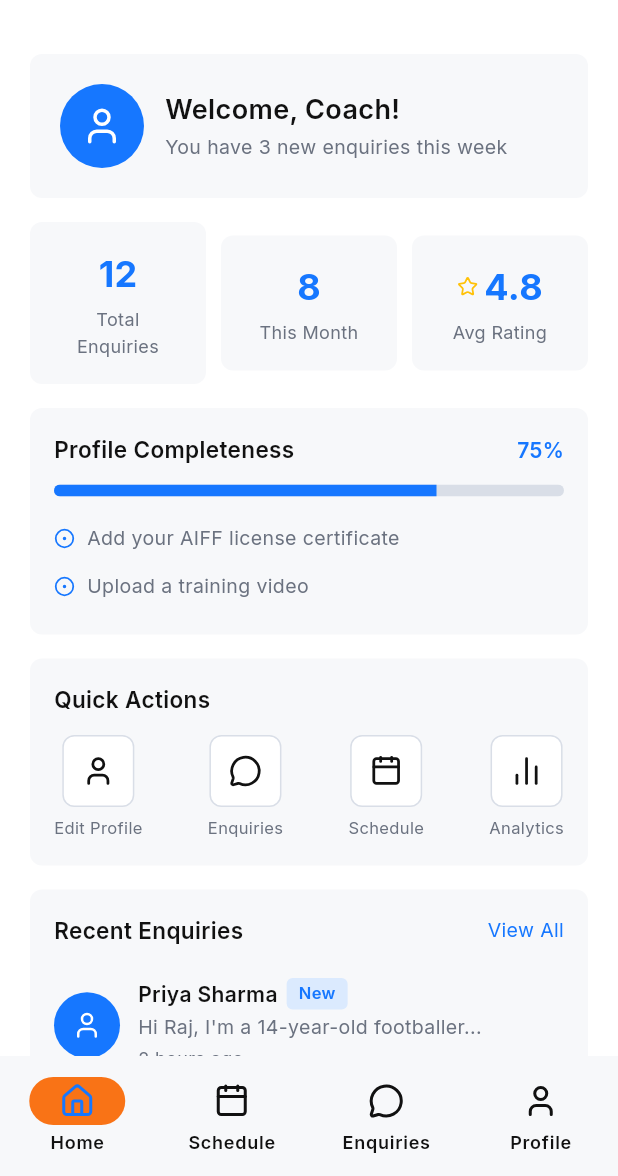
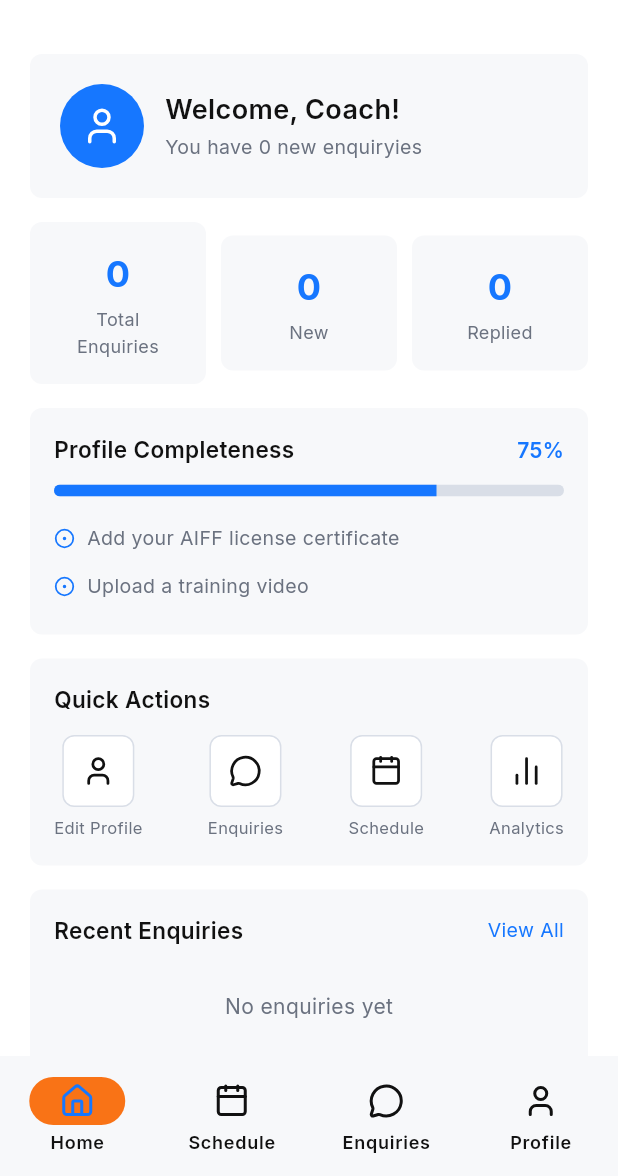
Before and after one commit to ManthanBelani/sportsx, a Flutter app: the CoachDashboardScreen screen opened by its route, on a phone screen of 412 x 824 dp, the part 60-1236 px from its top. Run offline on Flutter 3.47's test engine with Material 3 defaults, Android fonts, the phone set to English and light mode, and no system bars; our stand-ins replace cached_network_image, dio, flutter_dotenv, flutter_riverpod, flutter_secure_storage, go_router and 4 more; accounts and stored records are empty; network calls fail.

Commit message:
Fix coach role and enquiry inbox bugs
- Fix enquiry reply API: send 'body' instead of 'message'
- Fix EnquiryController: academy ID accessor to use pluck('id')
- Fix enquiry 'new' filter: use whereDoesntHave instead of whereHas
- Fix Flutter enquiry inbox: pass filter param to API on tab change
- Fix RefreshIndicator to preserve current filter
- Remove listing_status from CoachProfileController mass assignment
- Fix coach dashboard: use real enquiry data instead of hardcoded values
- Fix coach profile posting: only send valid fields (full_name, experience, fee_structure, bio)

```diff
--- a/sportx_app/lib/features/coach/presentation/screens/coach_dashboard_screen.dart
+++ b/sportx_app/lib/features/coach/presentation/screens/coach_dashboard_screen.dart
@@ -3,6 +3,7 @@ import 'package:flutter_riverpod/flutter_riverpod.dart';
 import 'package:go_router/go_router.dart';
 import 'package:lucide_flutter/lucide_flutter.dart';
 import 'package:sportx_app/features/coach/presentation/providers/coach_provider.dart';
+import 'package:sportx_app/shared/providers/enquiry_provider.dart';
 import 'package:sportx_app/theme/colors.dart';
 
 class CoachDashboardScreen extends ConsumerStatefulWidget {
@@ -19,6 +20,7 @@ class _CoachDashboardScreenState extends ConsumerState<CoachDashboardScreen> {
   void initState() {
     super.initState();
     ref.read(coachProvider.notifier).loadCoachProfile();
+    ref.read(enquiryInboxProvider.notifier).load();
   }
 
   @override
@@ -72,12 +74,16 @@ class _CoachDashboardScreenState extends ConsumerState<CoachDashboardScreen> {
   }
 
   Widget _buildHomeTab(String name) {
+    final enquiryState = ref.watch(enquiryInboxProvider);
+    final totalEnquiries = enquiryState.items.length;
+    final newEnquiries = enquiryState.items.where((e) => e.status == 'new' && !e.isRead).length;
+    final recentEnquiries = enquiryState.items.take(5).toList();
+
     return SingleChildScrollView(
       padding: const EdgeInsets.all(20),
       child: Column(
         crossAxisAlignment: CrossAxisAlignment.start,
         children: [
-          // Welcome Banner
           Container(
             padding: const EdgeInsets.all(20),
             decoration: BoxDecoration(
@@ -98,7 +104,7 @@ class _CoachDashboardScreenState extends ConsumerState<CoachDashboardScreen> {
                     children: [
                       Text('Welcome, $name!', style: const TextStyle(fontSize: 18, fontWeight: FontWeight.w600, color: AppColors.textPrimary)),
                       const SizedBox(height: 2),
-                      const Text('You have 3 new enquiries this week', style: TextStyle(fontSize: 13, color: AppColors.textSecondary)),
+                      Text('You have $newEnquiries new enquiry${newEnquiries != 1 ? 'ies' : 'y'}', style: const TextStyle(fontSize: 13, color: AppColors.textSecondary)),
                     ],
                   ),
                 ),
@@ -107,19 +113,17 @@ class _CoachDashboardScreenState extends ConsumerState<CoachDashboardScreen> {
           ),
           const SizedBox(height: 16),
 
-          // Stats Row
           Row(
             children: [
-              Expanded(child: _buildStatCard('12', 'Total Enquiries')),
+              Expanded(child: _buildStatCard('$totalEnquiries', 'Total Enquiries')),
               const SizedBox(width: 10),
-              Expanded(child: _buildStatCard('8', 'This Month')),
+              Expanded(child: _buildStatCard('$newEnquiries', 'New')),
               const SizedBox(width: 10),
-              Expanded(child: _buildStatCard('4.8', 'Avg Rating', icon: LucideIcons.star)),
+              Expanded(child: _buildStatCard('${totalEnquiries - newEnquiries}', 'Replied')),
             ],
           ),
           const SizedBox(height: 16),
 
-          // Profile Completeness
           Container(
             padding: const EdgeInsets.all(16),
             decoration: BoxDecoration(
@@ -154,7 +158,6 @@ class _CoachDashboardScreenState extends ConsumerState<CoachDashboardScreen> {
           ),
           const SizedBox(height: 16),
 
-          // Quick Actions
           Container(
             padding: const EdgeInsets.all(16),
             decoration: BoxDecoration(
@@ -169,7 +172,7 @@ class _CoachDashboardScreenState extends ConsumerState<CoachDashboardScreen> {
                 Row(
                   mainAxisAlignment: MainAxisAlignment.spaceBetween,
                   children: [
-                    _buildQuickAction(LucideIcons.user, 'Edit Profile', () {}),
+                    _buildQuickAction(LucideIcons.user, 'Edit Profile', () => context.push('/coach/edit-profile')),
                     _buildQuickAction(LucideIcons.messageCircle, 'Enquiries', () => context.push('/coach/enquiries')),
                     _buildQuickAction(LucideIcons.calendar, 'Schedule', () {}),
                     _buildQuickAction(LucideIcons.barChart2, 'Analytics', () {}),
@@ -180,7 +183,6 @@ class _CoachDashboardScreenState extends ConsumerState<CoachDashboardScreen> {
           ),
           const SizedBox(height: 16),
 
-          // Recent Enquiries
           Container(
             padding: const EdgeInsets.all(16),
             decoration: BoxDecoration(
@@ -201,9 +203,24 @@ class _CoachDashboardScreenState extends ConsumerState<CoachDashboardScreen> {
                   ],
                 ),
                 const SizedBox(height: 12),
-                _buildEnquiryItem('Priya Sharma', 'Hi Raj, I\'m a 14-year-old footballer...', '2 hours ago', true),
-                const Divider(color: AppColors.border),
-                _buildEnquiryItem('Arjun Mehta', 'Looking for personal coaching sessions.', '1 day ago', false),
+                if (recentEnquiries.isEmpty)
+                  const Center(
+                    child: Padding(
+                      padding: EdgeInsets.all(16),
+                      child: Text('No enquiries yet', style: TextStyle(color: AppColors.textSecondary)),
+                    ),
+                  )
+                else
+                  ...recentEnquiries.asMap().entries.map((entry) {
+                    final index = entry.key;
+                    final e = entry.value;
+                    return Column(
+                      children: [
+                        if (index > 0) const Divider(color: AppColors.border),
+                        _buildEnquiryItem(e.athleteName, e.message, e.createdAt ?? '', e.status == 'new' && !e.isRead),
+                      ],
+                    );
+                  }),
               ],
             ),
           ),
```
Also changed, not shown: sportx_app/lib/features/coach/presentation/screens/coach_profile_posting_screen.dart (+2 -12 lines), sportx_app/lib/features/shared/presentation/screens/enquiry_inbox_screen.dart (+10 -12 lines), sportx_app/lib/shared/providers/enquiry_provider.dart (+13 -3 lines), 2 other files.
